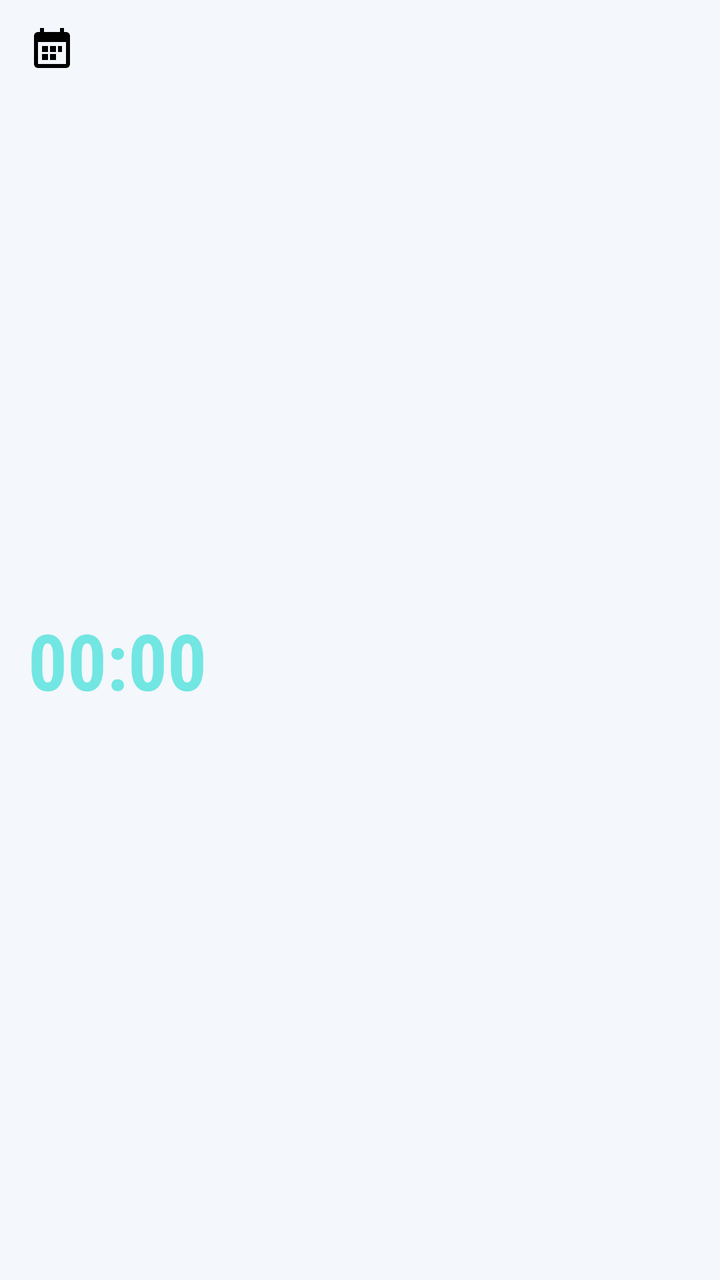
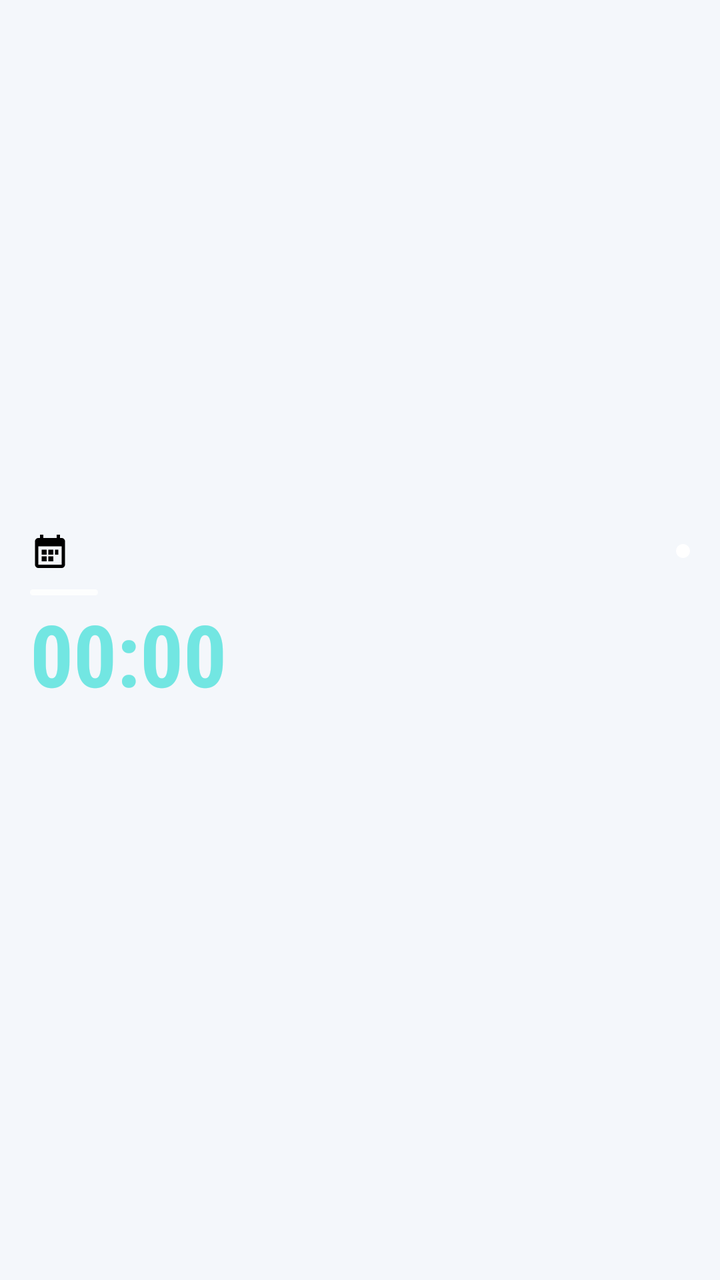

Two renders of the same Android screen: before a commit and after it. Below are the layout's source before the change and the commit's diff.
<!-- AndroidManifest.xml: application theme Theme.CountAway -->
<!-- res/layout/widget_time_live.xml -->
<?xml version="1.0" encoding="utf-8"?>
<FrameLayout xmlns:android="http://schemas.android.com/apk/res/android"
    android:id="@+id/timeWidgetRoot"
    android:layout_width="match_parent"
    android:layout_height="match_parent">
    <ImageView
        android:id="@+id/timeWidgetBackground"
        android:layout_width="match_parent"
        android:layout_height="match_parent"
        android:scaleType="fitXY"
        android:contentDescription="@null" />
    <LinearLayout
        android:layout_width="match_parent"
        android:layout_height="match_parent"
        android:orientation="vertical"
        android:paddingStart="14dp"
        android:paddingEnd="14dp"
        android:paddingTop="12dp"
        android:paddingBottom="12dp">
        <LinearLayout
            android:layout_width="match_parent"
            android:layout_height="wrap_content"
            android:orientation="horizontal"
            android:gravity="center_vertical">
            <ImageView
                android:id="@+id/timeWidgetIcon"
                android:layout_width="24dp"
                android:layout_height="24dp"
                android:layout_marginEnd="8dp"
                android:contentDescription="@null"
                android:src="@drawable/ic_event_calendar" />
            <TextView
                android:id="@+id/timeWidgetTitle"
                android:layout_width="0dp"
                android:layout_weight="1"
                android:layout_height="wrap_content"
                android:fontFamily="sans-serif-medium"
                android:textColor="@color/widget_dark_text"
                android:textSize="14sp"
                android:maxLines="2"
                android:ellipsize="end" />
        </LinearLayout>
        <LinearLayout
            android:layout_width="match_parent"
            android:layout_height="0dp"
            android:layout_weight="1"
            android:orientation="vertical"
            android:gravity="center_vertical">
            <TextView
                android:id="@+id/timeWidgetCaption"
                android:layout_width="match_parent"
                android:layout_height="wrap_content"
                android:fontFamily="sans-serif-medium"
                android:textColor="@color/widget_dark_secondary_text"
                android:textSize="11sp"
                android:maxLines="2"
                android:ellipsize="end" />
            <Chronometer
                android:id="@+id/timeWidgetClock"
                android:layout_width="match_parent"
                android:layout_height="wrap_content"
                android:layout_marginTop="2dp"
                android:fontFamily="sans-serif-condensed"
                android:fontFeatureSettings="tnum"
                android:includeFontPadding="false"
                android:gravity="center_vertical"
                android:textStyle="bold"
                android:textSize="39sp"
                android:singleLine="true"
                android:ellipsize="none"
                android:textColor="@color/widget_dark_accent" />
            <TextView
                android:id="@+id/timeWidgetFallback"
                android:layout_width="match_parent"
                android:layout_height="wrap_content"
                android:fontFamily="sans-serif-medium"
                android:textColor="@color/widget_dark_accent"
                android:textSize="15sp"
                android:maxLines="2"
                android:visibility="gone" />
        </LinearLayout>
        <TextView
            android:id="@+id/timeWidgetDate"
            android:layout_width="match_parent"
            android:layout_height="wrap_content"
            android:gravity="end"
            android:fontFamily="sans-serif-medium"
            android:textColor="@color/widget_dark_secondary_text"
            android:textSize="12sp"
            android:maxLines="2"
            android:ellipsize="end" />
    </LinearLayout>
</FrameLayout>
<!-- resources referenced by this layout -->
<resources>
  <color name="widget_dark_accent">#72E6E2</color>
  <color name="widget_dark_secondary_text">#B8C7DA</color>
  <color name="widget_dark_text">#F7FAFF</color>
  <!-- drawable ic_event_calendar (drawable) -->
  <?xml version="1.0" encoding="utf-8"?>
  <vector xmlns:android="http://schemas.android.com/apk/res/android"
      android:width="24dp" android:height="24dp"
      android:viewportWidth="24" android:viewportHeight="24">
      <path android:fillColor="#FF000000" android:pathData="M6,2h2v2h8V2h2v2h1c1.1,0 2,0.9 2,2v14c0,1.1 -0.9,2 -2,2H5c-1.1,0 -2,-0.9 -2,-2V6c0,-1.1 0.9,-2 2,-2h1V2zM5,9v11h14V9H5zM7,11h3v3H7zM11,11h3v3h-3zM15,11h2v3h-2zM7,15h3v3H7zM11,15h3v3h-3z" />
  </vector>
  <style name="Theme.CountAway" parent="android:style/Theme.Material.Light.NoActionBar">
          <item name="android:fontFamily">sans</item>
          <item name="android:colorAccent">@color/accent</item>
          <item name="android:navigationBarColor">@color/background</item>
          <item name="android:statusBarColor">@android:color/transparent</item>
          <item name="android:windowBackground">@color/background</item>
          <item name="android:windowLightStatusBar">true</item>
          <item name="android:alertDialogTheme">@style/Theme.CountAway.Dialog.Alert</item>
          <item name="android:datePickerDialogTheme">@style/Theme.CountAway.Dialog.Alert</item>
      </style>
  <color name="accent">#13BEB9</color>
  <color name="background">#F4F7FB</color>
  <color name="foreground">#0C1830</color>
  <color name="secondary_text">#607089</color>
  <!-- drawable dialog_surface_background (drawable) -->
  <?xml version="1.0" encoding="utf-8"?>
  <shape xmlns:android="http://schemas.android.com/apk/res/android" android:shape="rectangle">
      <solid android:color="@color/surface" />
      <corners android:radius="20dp" />
      <stroke android:width="1dp" android:color="@color/outline" />
  </shape>
  <style name="Widget.CountAway.Dialog.Button" parent="android:style/Widget.Material.Button.Borderless">
          <item name="android:background">@drawable/dialog_action_feedback</item>
          <item name="android:fontFamily">sans-serif-medium</item>
          <item name="android:minHeight">44dp</item>
          <item name="android:minWidth">0dp</item>
          <item name="android:paddingLeft">12dp</item>
          <item name="android:paddingRight">12dp</item>
          <item name="android:textAllCaps">false</item>
          <item name="android:textColor">@color/accent_text</item>
          <item name="android:textSize">14sp</item>
          <item name="android:stateListAnimator">@null</item>
      </style>
  <color name="surface">#FFFFFF</color>
  <color name="outline">#D8E1EC</color>
  <!-- drawable dialog_action_feedback (drawable) -->
  <?xml version="1.0" encoding="utf-8"?>
  <ripple xmlns:android="http://schemas.android.com/apk/res/android" android:color="@color/accent_soft">
      <item>
          <shape android:shape="rectangle">
              <solid android:color="@android:color/transparent" />
              <corners android:radius="12dp" />
          </shape>
      </item>
  </ripple>
  <color name="accent_text">#0B6B68</color>
  <color name="accent_soft">#DDF7F5</color>
  <!-- unchanged entries left out for length: 1 -->
</resources>

<!-- the commit's change to res/layout/widget_time_live.xml (unified diff, before → after) -->
@@ -9,84 +9,106 @@
         android:layout_height="match_parent"
         android:scaleType="fitXY"
         android:contentDescription="@null" />
+
     <LinearLayout
+        android:id="@+id/timeWidgetContent"
         android:layout_width="match_parent"
         android:layout_height="match_parent"
+        android:gravity="center_vertical"
         android:orientation="vertical"
-        android:paddingStart="14dp"
-        android:paddingEnd="14dp"
-        android:paddingTop="12dp"
-        android:paddingBottom="12dp">
+        android:paddingStart="15dp"
+        android:paddingEnd="15dp"
+        android:paddingTop="13dp"
+        android:paddingBottom="13dp">
         <LinearLayout
             android:layout_width="match_parent"
             android:layout_height="wrap_content"
-            android:orientation="horizontal"
-            android:gravity="center_vertical">
+            android:gravity="center_vertical"
+            android:orientation="horizontal">
             <ImageView
                 android:id="@+id/timeWidgetIcon"
-                android:layout_width="24dp"
-                android:layout_height="24dp"
+                android:layout_width="20dp"
+                android:layout_height="20dp"
                 android:layout_marginEnd="8dp"
-                android:contentDescription="@null"
-                android:src="@drawable/ic_event_calendar" />
+                android:src="@drawable/ic_event_calendar"
+                android:contentDescription="@null" />
             <TextView
                 android:id="@+id/timeWidgetTitle"
                 android:layout_width="0dp"
+                android:layout_height="wrap_content"
                 android:layout_weight="1"
-                android:layout_height="wrap_content"
                 android:fontFamily="sans-serif-medium"
+                android:includeFontPadding="false"
                 android:textColor="@color/widget_dark_text"
                 android:textSize="14sp"
-                android:maxLines="2"
+                android:maxLines="3"
                 android:ellipsize="end" />
+            <ImageView
+                android:id="@+id/timeWidgetLiveDot"
+                android:layout_width="7dp"
+                android:layout_height="7dp"
+                android:layout_marginStart="8dp"
+                android:src="@drawable/widget_time_indicator"
+                android:contentDescription="@null" />
         </LinearLayout>
-        <LinearLayout
+
+        <ImageView
+            android:id="@+id/timeWidgetAccentLine"
+            android:layout_width="34dp"
+            android:layout_height="3dp"
+            android:layout_marginTop="9dp"
+            android:alpha="0.85"
+            android:scaleType="fitXY"
+            android:src="@drawable/widget_time_accent"
+            android:contentDescription="@null" />
+
+        <TextView
+            android:id="@+id/timeWidgetCaption"
             android:layout_width="match_parent"
-            android:layout_height="0dp"
-            android:layout_weight="1"
-            android:orientation="vertical"
-            android:gravity="center_vertical">
-            <TextView
-                android:id="@+id/timeWidgetCaption"
-                android:layout_width="match_parent"
-                android:layout_height="wrap_content"
-                android:fontFamily="sans-serif-medium"
-                android:textColor="@color/widget_dark_secondary_text"
-                android:textSize="11sp"
-                android:maxLines="2"
-                android:ellipsize="end" />
-            <Chronometer
-                android:id="@+id/timeWidgetClock"
-                android:layout_width="match_parent"
-                android:layout_height="wrap_content"
-                android:layout_marginTop="2dp"
-                android:fontFamily="sans-serif-condensed"
-                android:fontFeatureSettings="tnum"
-                android:includeFontPadding="false"
-                android:gravity="center_vertical"
-                android:textStyle="bold"
-                android:textSize="39sp"
-                android:singleLine="true"
-                android:ellipsize="none"
-                android:textColor="@color/widget_dark_accent" />
-            <TextView
-                android:id="@+id/timeWidgetFallback"
-                android:layout_width="match_parent"
-                android:layout_height="wrap_content"
-                android:fontFamily="sans-serif-medium"
-                android:textColor="@color/widget_dark_accent"
-                android:textSize="15sp"
-                android:maxLines="2"
-                android:visibility="gone" />
-        </LinearLayout>
+            android:layout_height="wrap_content"
+            android:layout_marginTop="8dp"
+            android:fontFamily="sans-serif-medium"
+            android:textColor="@color/widget_dark_secondary_text"
+            android:textSize="12sp"
+            android:maxLines="2"
+            android:ellipsize="end"
+            android:visibility="gone" />
+
+        <Chronometer
+            android:id="@+id/timeWidgetClock"
+            android:layout_width="match_parent"
+            android:layout_height="wrap_content"
+            android:layout_marginTop="6dp"
+            android:fontFamily="sans-serif-condensed"
+            android:fontFeatureSettings="tnum"
+            android:includeFontPadding="false"
+            android:gravity="center_vertical"
+            android:textStyle="bold"
+            android:textSize="43sp"
+            android:singleLine="true"
+            android:ellipsize="none"
+            android:textColor="@color/widget_dark_accent" />
+
+        <TextView
+            android:id="@+id/timeWidgetFallback"
+            android:layout_width="match_parent"
+            android:layout_height="wrap_content"
+            android:layout_marginTop="6dp"
+            android:fontFamily="sans-serif-medium"
+            android:textColor="@color/widget_dark_accent"
+            android:textSize="15sp"
+            android:maxLines="2"
+            android:visibility="gone" />
+
         <TextView
             android:id="@+id/timeWidgetDate"
             android:layout_width="match_parent"
             android:layout_height="wrap_content"
-            android:gravity="end"
-            android:fontFamily="sans-serif-medium"
+            android:layout_marginTop="7dp"
+            android:fontFamily="sans-serif"
+            android:includeFontPadding="false"
             android:textColor="@color/widget_dark_secondary_text"
-            android:textSize="12sp"
+            android:textSize="11sp"
             android:maxLines="2"
             android:ellipsize="end" />
     </LinearLayout>
<!-- resource entries referenced after the edit -->
@@ -10,6 +10,17 @@
       android:viewportWidth="24" android:viewportHeight="24">
       <path android:fillColor="#FF000000" android:pathData="M6,2h2v2h8V2h2v2h1c1.1,0 2,0.9 2,2v14c0,1.1 -0.9,2 -2,2H5c-1.1,0 -2,-0.9 -2,-2V6c0,-1.1 0.9,-2 2,-2h1V2zM5,9v11h14V9H5zM7,11h3v3H7zM11,11h3v3h-3zM15,11h2v3h-2zM7,15h3v3H7zM11,15h3v3h-3z" />
   </vector>
+  <!-- drawable widget_time_accent (drawable) -->
+  <?xml version="1.0" encoding="utf-8"?>
+  <shape xmlns:android="http://schemas.android.com/apk/res/android" android:shape="rectangle">
+      <solid android:color="#FFFFFFFF" />
+      <corners android:radius="2dp" />
+  </shape>
+  <!-- drawable widget_time_indicator (drawable) -->
+  <?xml version="1.0" encoding="utf-8"?>
+  <shape xmlns:android="http://schemas.android.com/apk/res/android" android:shape="oval">
+      <solid android:color="#FFFFFFFF" />
+  </shape>
   <style name="Theme.CountAway" parent="android:style/Theme.Material.Light.NoActionBar">
           <item name="android:fontFamily">sans</item>
           <item name="android:colorAccent">@color/accent</item>
